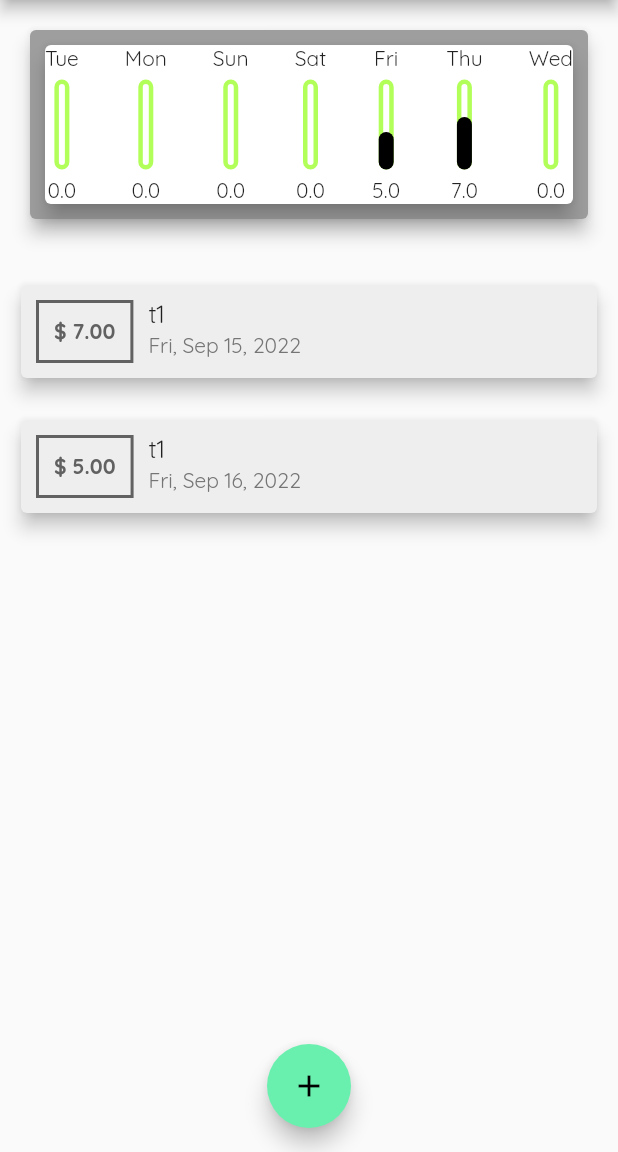
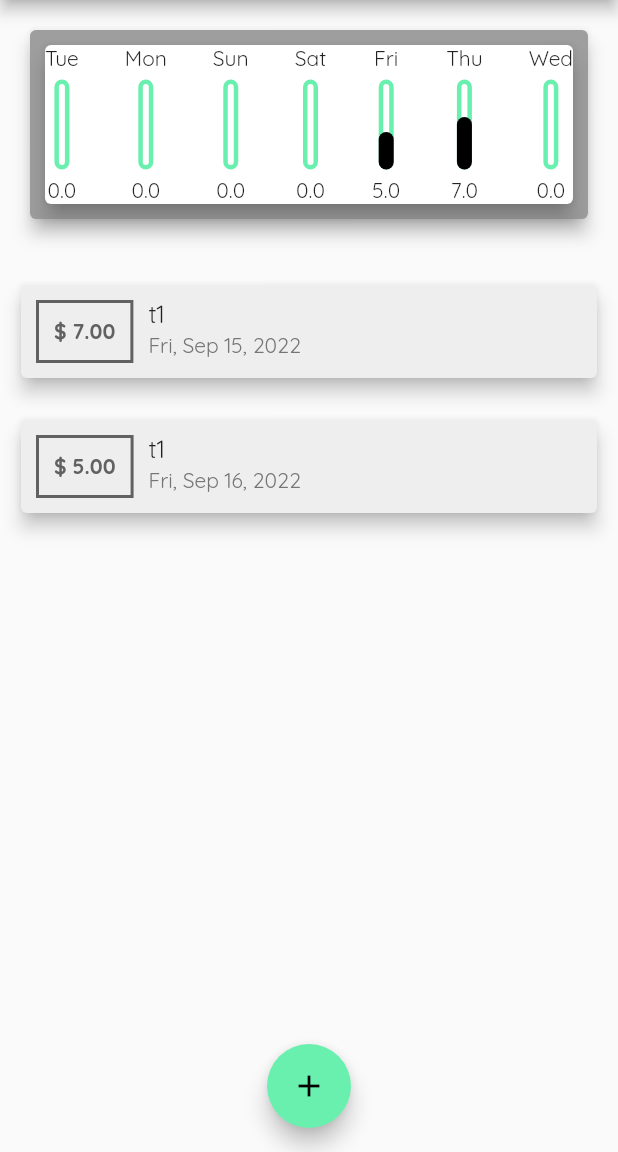
Before and after one commit to VictorrCano/personal-expenses-app, a Flutter app: the screen it shows after launch, on a phone screen of 412 x 824 dp, the part 84-1236 px from its top. Run offline on Flutter 3.47's test engine with Material 2 defaults, Android fonts, the phone set to English and light mode, and no system bars.

Commit message:
updated bar styling

```diff
--- a/lib/widgets/chart_bar.dart
+++ b/lib/widgets/chart_bar.dart
@@ -23,7 +23,7 @@ class ChartBar extends StatelessWidget {
           children: [
             Container(
               decoration: BoxDecoration(
-                border: Border.all(color: Colors.lightGreenAccent, width: 3.0),
+                border: Border.all(color: Colors.greenAccent, width: 3.0),
                 color: Colors.white,
                 borderRadius: BorderRadius.circular(10),
               ),
```
